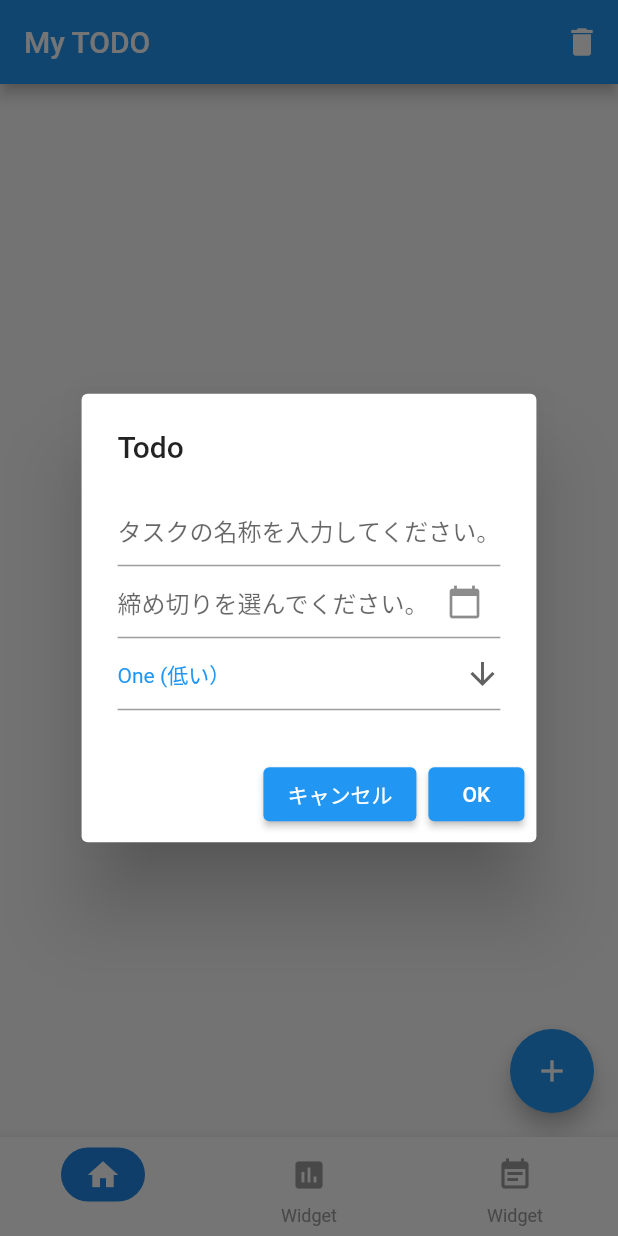
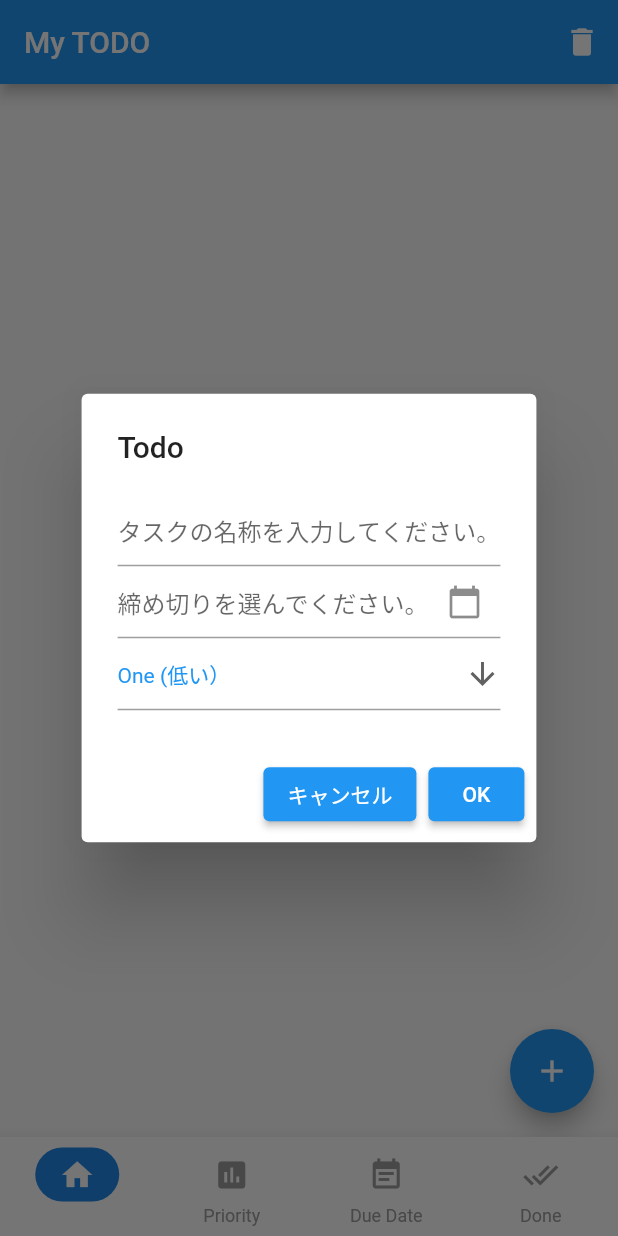
Before and after one commit to GordonShinozaki/todo-flutter, a Flutter app: the screen it shows after launch, after a tap on the "add" icon, on a phone screen of 412 x 824 dp. Run offline on Flutter 3.47's test engine with Material 2 defaults, Android fonts, the phone set to English and light mode, and no system bars; our stand-ins replace flutter_datetime_picker, shared_preferences.

Commit message:
touchups + start attempt to fix edit bug

```diff
--- a/lib/screens/bottom_nav.dart
+++ b/lib/screens/bottom_nav.dart
@@ -14,6 +14,7 @@ class _BottomNavScreenState extends State<BottomNavScreen> {
     const MyHomePage(),
     const MyPriority(),
     const MyDue(),
+    const Scaffold(),
   ];
   int _currentIndex = 0;
   @override
@@ -29,12 +30,12 @@ class _BottomNavScreenState extends State<BottomNavScreen> {
         showUnselectedLabels: true,
         selectedItemColor: Colors.white,
         unselectedItemColor: Colors.grey,
-        items: [Icons.home, Icons.insert_chart, Icons.event_note]
+        items: [Icons.home, Icons.insert_chart, Icons.event_note, Icons.done_all]
             .asMap()
             .map((key, value) => MapEntry(
                   key,
                   BottomNavigationBarItem(
-                    label: const Text('').toString(),
+                    label: (key == 0) ? 'Home' : (key == 1) ? 'Priority' : (key == 2) ? 'Due Date' : 'Done',
                     icon: Container(
                       padding: const EdgeInsets.symmetric(
                           vertical: 6.0, horizontal: 16.0),
--- a/lib/screens/due_date.dart
+++ b/lib/screens/due_date.dart
@@ -49,7 +49,9 @@ class _MyDueState extends State<MyDue> {
         .where((i) => calculateDifference(restoreDate.parse(i.date)) == 0)
         .toList();
     thisWeekCards = cards
-        .where((i) => calculateDifference(restoreDate.parse(i.date)) < 7 && calculateDifference(restoreDate.parse(i.date)) > 0)
+        .where((i) =>
+            calculateDifference(restoreDate.parse(i.date)) < 7 &&
+            calculateDifference(restoreDate.parse(i.date)) > 0)
         .toList();
     return [cards, todayCards, thisWeekCards];
   }
@@ -85,12 +87,15 @@ class _MyDueState extends State<MyDue> {
                 // getCards()メソッドの処理が完了すると、ここが呼ばれる。
                 if (snapshot.hasError) {
                   return Text('Error: ${snapshot.error}');
+                } else if (snapshot.data![0].isEmpty) {
+                  return const Text("Please add a todo!",
+                      style: TextStyle(color: Colors.grey));
                 } else {
                   return Container(
                       padding: const EdgeInsets.all(10.0),
-                    child: Column(
-                    children: [
-                      const Text("Today", style: TextStyle(color: Colors.grey)),
+                      child: Column(children: [
+                        const Text("Today",
+                            style: TextStyle(color: Colors.grey)),
                         ListView.builder(
                             scrollDirection: Axis.vertical,
                             shrinkWrap: true,
@@ -100,7 +105,8 @@ class _MyDueState extends State<MyDue> {
                             itemBuilder: (BuildContext context, int index) {
                               return snapshot.data![1][index];
                             }),
-                      const Text("This Week", style: TextStyle(color: Colors.grey)),
+                        const Text("This Week",
+                            style: TextStyle(color: Colors.grey)),
                         ListView.builder(
                             // リストの中身は、snapshot.dataの中に保存されているので、
                             // 取り出して活用するss
@@ -110,9 +116,7 @@ class _MyDueState extends State<MyDue> {
                             itemBuilder: (BuildContext context, int index) {
                               return snapshot.data![2][index];
                             }),
-                      ]
-                    )
-                  );
+                      ]));
                 }
             }
           },
--- a/lib/screens/home_screen.dart
+++ b/lib/screens/home_screen.dart
@@ -73,6 +73,9 @@ class _MyHomePageState extends State<MyHomePage> {
                 // getCards()メソッドの処理が完了すると、ここが呼ばれる。
                 if (snapshot.hasError) {
                   return Text('Error: ${snapshot.error}');
+                } else if (snapshot.data!.isEmpty) {
+                  return const Text("Please add a todo!",
+                      style: TextStyle(color: Colors.grey));
                 } else {
                   return ListView.builder(
                       // リストの中身は、snapshot.dataの中に保存されているので、
@@ -262,17 +265,27 @@ class _TodoCardWidgetState extends State<TodoCardWidget> {
                       var label = data[0];
                       var date = data[1];
                       var priority = data[2];
-                      if (label != null && date != null) {
-                        // 辞書型オブジェクトを生成し、JSON形式の文字列に変換して保存
-                        widget.label = label;
-                        widget.date = date.toString();
-                        widget.priority = priority!;
-                        setState(() {});
-                      } else {
-                        throw ("Null input");
-                      }
+                      SharedPreferences.getInstance().then((prefs) {
+                        var todo = prefs.getStringList("todo") ?? [];
+                        if (label != null && date != null) {
+                          var mapObj = {
+                            "title": label,
+                            "date": date,
+                            "state": false,
+                            "priority": priority,
+                            "priorityNo": 2,
+                          };
+                          var jsonStr = jsonEncode(mapObj);
+                          todo.add(jsonStr);
+                          prefs.setStringList("todo", todo);
+                          setState(() {});
+                        } else {
+                          throw ("Null input");
+                        }
+                      });
                     },
-                    icon: const Icon(IconData(0xf67a, fontFamily: 'MaterialIcons')))
+                    icon: const Icon(
+                        IconData(0xf67a, fontFamily: 'MaterialIcons')))
               ],
             ),
             Row(
@@ -285,9 +298,13 @@ class _TodoCardWidgetState extends State<TodoCardWidget> {
                 Chip(
                     backgroundColor: (widget.priority == 'Three（高い）')
                         ? Colors.red
-                        : widget.priority == 'Two' ? Colors.amber : Colors.blue,
-                    label: Text(widget.priority, style: const TextStyle(color: Colors.white),)
-                  ),
+                        : widget.priority == 'Two'
+                            ? Colors.amber
+                            : Colors.blue,
+                    label: Text(
+                      widget.priority,
+                      style: const TextStyle(color: Colors.white),
+                    )),
               ],
             ),
           ],
--- a/lib/screens/priority_view.dart
+++ b/lib/screens/priority_view.dart
@@ -72,6 +72,9 @@ class _MyPriorityState extends State<MyPriority> {
                 // getCards()メソッドの処理が完了すると、ここが呼ばれる。
                 if (snapshot.hasError) {
                   return Text('Error: ${snapshot.error}');
+                } else if (snapshot.data!.isEmpty) {
+                  return const Text("Please add a todo!",
+                      style: TextStyle(color: Colors.grey));
                 } else {
                   return ListView.builder(
                       // リストの中身は、snapshot.dataの中に保存されているので、
```
Lines whose indentation alone changed are shown as unchanged.
